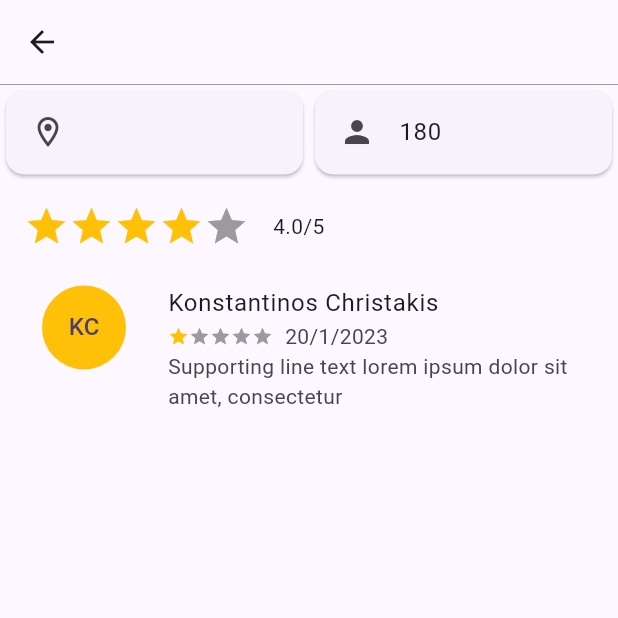
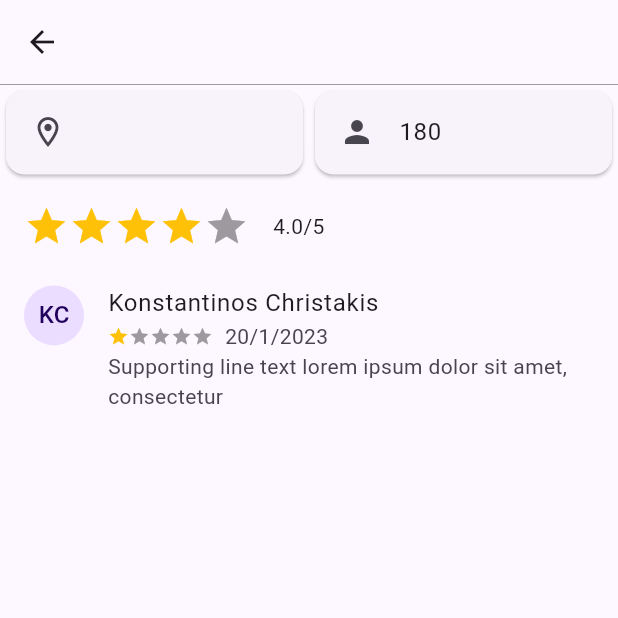
Before and after one commit to kchristakis52/ntua-hci, a Flutter app: the PastEvent screen opened directly with empty values, on a phone screen of 412 x 824 dp, the top half of it. Run offline on Flutter 3.47's test engine with Material 2 defaults, Android fonts, the phone set to English and light mode, and no system bars; drawn by our look-alikes of flutter_rating_bar.

Commit message:
Small changes

```diff
--- a/lib/MyUpdates.dart
+++ b/lib/MyUpdates.dart
@@ -68,8 +68,7 @@ class MyUpdates extends StatelessWidget {
               BottomNavigationBarItem(
                   icon: Icon(Icons.star_outline), label: 'My Events'),
               BottomNavigationBarItem(
-                  icon: Icon(Icons.notifications_outlined),
-                  label: 'Notifications'),
+                  icon: Icon(Icons.notifications_outlined), label: 'Updates'),
               BottomNavigationBarItem(
                   icon: Icon(Icons.settings_outlined), label: 'Settings')
             ]));
--- a/lib/PastEvent.dart
+++ b/lib/PastEvent.dart
@@ -6,11 +6,13 @@ import 'package:flutter_rating_bar/flutter_rating_bar.dart';
 class PastEvent extends StatefulWidget {
   final String OnomaEvent;
   final String meros;
+  final String eikona;
   double rating = 4;
   PastEvent({
     Key? key,
     required this.OnomaEvent,
     required this.meros,
+    required this.eikona,
   }) : super(key: key);
 
   @override
@@ -113,11 +115,14 @@ class Review extends StatelessWidget {
       //contentPadding: EdgeInsets.only(left: 8),
       isThreeLine: true,
       leading: CircleAvatar(
-        child: Text('${Fname[0]}${Lname[0]}'),
-        radius: 40,
-        backgroundColor: Colors.amber,
+        child: Text('${Fname[0]}${Lname[0]}',
+            style: TextStyle(color: Color.fromARGB(255, 33, 0, 93))),
+        radius: 20,
+        backgroundColor: Color.fromARGB(255, 234, 221, 255),
       ),
-      title: Text("$Fname $Lname"),
+      title: Text(
+        "$Fname $Lname",
+      ),
       // trailing: Text('dd/mm/yy'),
       subtitle: Column(
         crossAxisAlignment: CrossAxisAlignment.start,
```
Also changed, not shown: lib/MySettings.dart (+7 -3 lines), lib/main.dart (+32 -13 lines).
